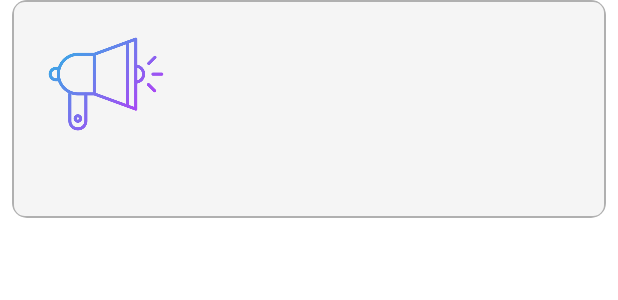
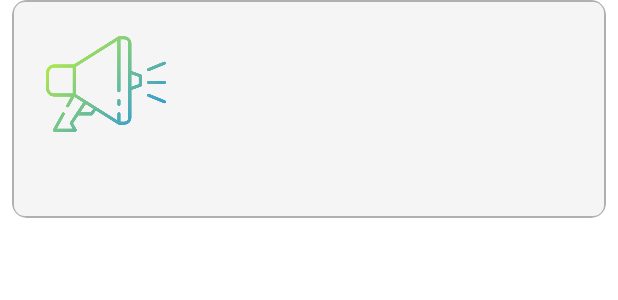
Before and after one commit to Edinson2005/AgroemprendeVersion-new, an Android app: the layout item_notifproyecto.xml on its own in the app's theme, with its tools: preview values and no code run, on a phone screen of 412 x 824 dp. Shown: the top 300 px of the screen. Run offline under Robolectric (Android 15) with nearby library versions, the phone set to English and light mode, and no system bars.

Commit message:
icono de notificaciones cambiado

```diff
--- a/app/src/main/res/layout/item_notificacion.xml
+++ b/app/src/main/res/layout/item_notificacion.xml
@@ -19,7 +19,7 @@
             android:layout_width="93dp"
             android:layout_height="80dp"
             android:layout_marginEnd="16dp"
-            app:srcCompat="@drawable/img_12"
+            app:srcCompat="@drawable/megafono"
             app:layout_constraintStart_toStartOf="parent"
             app:layout_constraintTop_toTopOf="parent"
             app:layout_constraintBottom_toBottomOf="parent" />
--- a/app/src/main/res/layout/item_notifproyecto.xml
+++ b/app/src/main/res/layout/item_notifproyecto.xml
@@ -23,7 +23,7 @@
             android:layout_height="80dp"
             android:layout_alignParentStart="true"
             android:layout_alignParentLeft="true"
-            app:srcCompat="@drawable/img_12" />
+            app:srcCompat="@drawable/megafono" />
 
         <TextView
             android:id="@+id/titleTextView"
```
Also changed, not shown: app/src/main/res/drawable/megafono.png (added).
